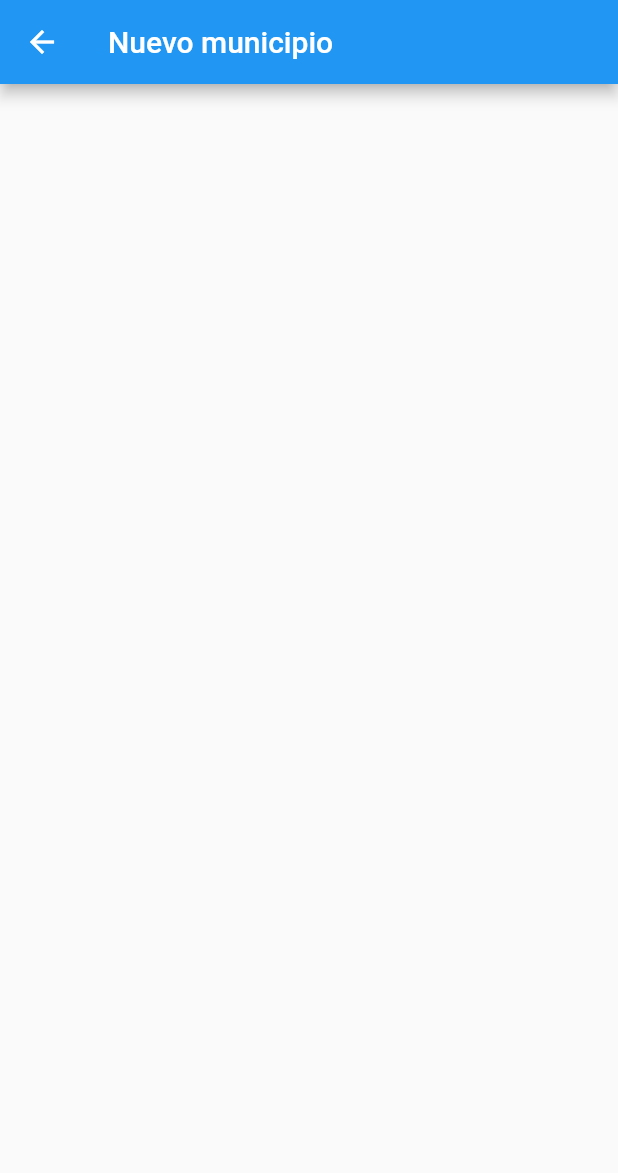
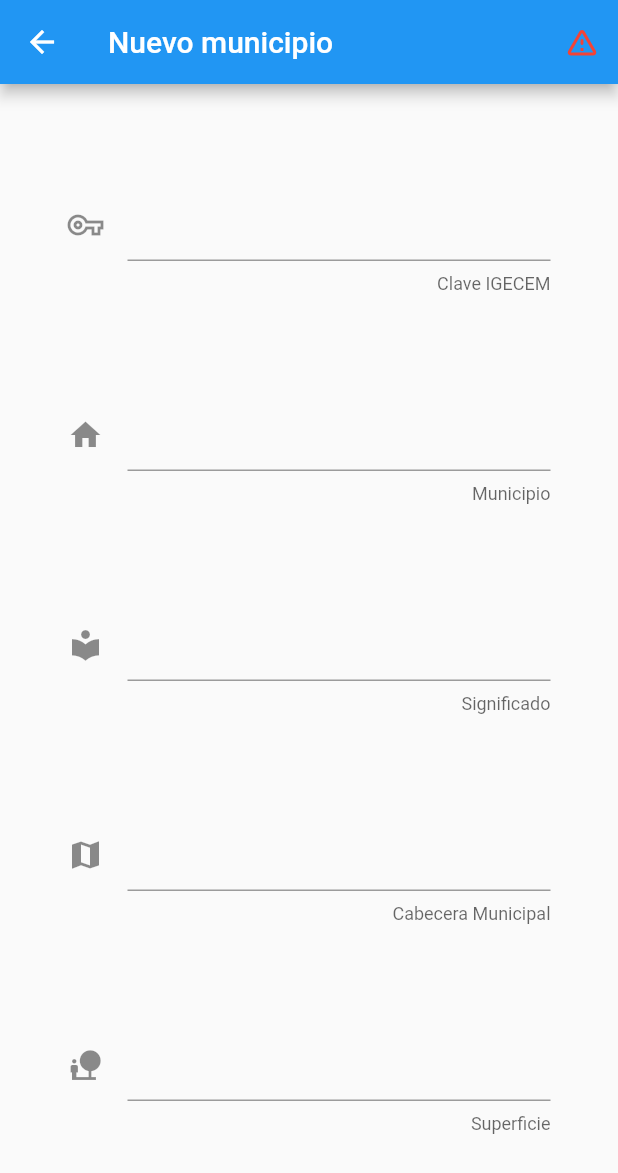
Before and after one commit to RicardReyesF/MunicipiosCrud, a Flutter app: the screen it shows after launch, after a tap on the "add circle" icon, on a phone screen of 412 x 824 dp. Shown: the top 1173 px of the screen. Run offline on Flutter 3.47's test engine with Material 2 defaults, Android fonts, the phone set to English and light mode, and no system bars.

```diff
--- a/lib/main.dart
+++ b/lib/main.dart
@@ -2,6 +2,9 @@ import 'package:flutter/material.dart';
 import 'package:municipios_crud/src/pages/add_mun_page.dart';
 import 'package:municipios_crud/src/pages/home_page.dart';
 import 'package:municipios_crud/src/pages/modify_page.dart';
+import 'package:municipios_crud/src/pages/add_zone_page.dart';
+import 'package:municipios_crud/src/pages/modify_page_zone.dart';
+import 'package:municipios_crud/src/pages/zone_page.dart';
 
 void main() => runApp(MyApp());
 
@@ -12,9 +15,12 @@ class MyApp extends StatelessWidget {
       debugShowCheckedModeBanner: false,
       initialRoute: 'home',
       routes: {
-        'home'     : (BuildContext context) => HomePage(),
-        'add'      : (BuildContext context) => AddMunPage(),
-        'modify'   : (BuildContext context) => ModifyPage()
+        'home'        : (BuildContext context) => HomePage(),
+        'add'         : (BuildContext context) => AddMunPage(),
+        'modify'      : (BuildContext context) => ModifyPage(),
+        'zoneAdd'     : (BuildContext context) => AddZonePage(),
+        'zone'        : (BuildContext context) => ZonePage(),
+        'modifyZone'  : (BuildContext context) => ModifyZonePage()
       },
     );
   }
--- a/lib/src/pages/add_mun_page.dart
+++ b/lib/src/pages/add_mun_page.dart
@@ -1,4 +1,5 @@
 import 'package:flutter/material.dart';
+import 'package:flutter/services.dart';
 
 class AddMunPage extends StatefulWidget {
   @override
@@ -11,8 +12,149 @@ class _AddMunPageState extends State<AddMunPage> {
     return Scaffold(
       appBar: AppBar(
         title: Text('Nuevo municipio'),
+        actions: [
+          IconButton(
+            icon: Icon(Icons.warning_amber_rounded,color: Colors.red,),
+            onPressed: ()=> Navigator.pushNamed(context, 'zoneAdd')
+          )
+        ],
+      ),
+      body: SingleChildScrollView(
+      child: Form(
+        child: Column(
+          children: [
+            SizedBox(height:70.0,),
+            _claveIEGEM(),
+            SizedBox(height:70.0,),
+            _municipio(),
+            SizedBox(height:70.0,),
+            _significado(),
+            SizedBox(height:70.0,),
+            _cabeceraM(),
+            SizedBox(height:70.0,),
+            _superficie(),
+            SizedBox(height:70.0,),
+            _altitud(),
+            SizedBox(height:70.0,),
+            _clima(),
+            SizedBox(height:70.0,),
+            _submit(context)
+          ],
+        )
+      ),
+    ),
+  );
+}
 
+Widget _claveIEGEM(){
+  return Container(
+    padding: EdgeInsets.symmetric(horizontal: 45.0),
+    child: TextFormField(
+      decoration: InputDecoration(
+        counterText: 'Clave IGECEM',
+        icon: Icon(Icons.vpn_key_outlined)
       ),
+    ),
+  );
+}
+
+Widget _municipio(){
+  return Container(
+    padding: EdgeInsets.symmetric(horizontal: 45.0),
+    child: TextFormField(
+      decoration: InputDecoration(
+        icon: Icon(Icons.home),
+        counterText: 'Municipio'
+      ),
+    ),
+  );
+}
+
+Widget _significado(){
+  return Container(
+    padding: EdgeInsets.symmetric(horizontal: 45.0),
+    child: TextFormField(
+      decoration: InputDecoration(
+        icon: Icon(Icons.local_library),
+        counterText: 'Significado'
+      ),
+    ),
+  );
+}
+
+Widget _cabeceraM(){
+  return Container(
+    padding: EdgeInsets.symmetric(horizontal: 45.0),
+    child: TextFormField(
+      decoration: InputDecoration(
+        icon: Icon(Icons.map_sharp),
+        counterText: 'Cabecera Municipal'
+      ),
+    ),
+  );
+}
+
+Widget _superficie(){
+  return Container(
+    padding: EdgeInsets.symmetric(horizontal: 45.0),
+    child: TextFormField(
+      decoration: InputDecoration(
+        icon: Icon(Icons.nature_people),
+        counterText: 'Superficie'
+      ),
+    ),
+  );
+}
+
+Widget _altitud(){
+  return Container(
+    padding: EdgeInsets.symmetric(horizontal: 45.0),
+    child: TextFormField(
+      decoration: InputDecoration(
+        icon: Icon(Icons.landscape),
+        counterText: 'Altitud'
+      ),
+    ),
+  );
+}
+
+Widget _clima(){
+  String dropdownValue = 'Calido';
+  return Container(
+    padding: EdgeInsets.only(left: 215.0),
+    child: DropdownButton<String>(
+        value: dropdownValue,
+
+        icon: Icon(Icons.arrow_downward),
+        iconSize: 24,
+        elevation: 16,
+        style: TextStyle(color: Colors.deepPurple),
+        underline: Container(
+          height: 2,
+          color: Colors.deepPurpleAccent,
+        ),
+        onChanged: (String newValue) {
+          setState(() {
+            dropdownValue = newValue;
+          });
+        },
+        items: <String>['Calido', 'Semicalido', 'Seco', 'Templado','Semifrio','Frio']
+            .map<DropdownMenuItem<String>>((String value) {
+          return DropdownMenuItem<String>(
+            value: value,
+            child: Text(value),
+          );
+        }).toList(),
+      ),
+  );
+ }
+ Widget _submit(BuildContext context){
+   return RaisedButton.icon(
+      onPressed: ()=>Navigator.pushNamed(context, 'home'),
+      icon: Icon(Icons.save_sharp,color: Colors.white,),
+      label: Text('Guardar',style: TextStyle(color: Colors.white),),
+      color: Colors.blue,
+      shape: RoundedRectangleBorder() ,
     );
-  }
+ }
 }
--- a/lib/src/pages/home_page.dart
+++ b/lib/src/pages/home_page.dart
@@ -13,9 +13,13 @@ class _HomePageState extends State<HomePage> {
         title: Text('Alerta Municipio'),
         actions:<Widget>[
         IconButton(
-            icon: Icon(Icons.mode_outlined),
+            icon: Icon(Icons.mode_outlined,color: Colors.green,),
             onPressed: ()=> Navigator.pushNamed(context, 'modify'),
           ),
+        IconButton(
+            icon: Icon(Icons.warning_amber_rounded,color: Colors.red,),
+            onPressed: ()=> Navigator.pushNamed(context, 'zone')
+          )
         ],
       ),
       floatingActionButton: _floatinbutton(context),
```
Also changed, not shown: lib/src/pages/add_zone_page.dart (added, +66 -0 lines), lib/src/pages/home_user_page.dart (+15 -0 lines), lib/src/pages/modify_page_zone.dart (added, +18 -0 lines), lib/src/pages/zone_page.dart (added, +23 -0 lines).
